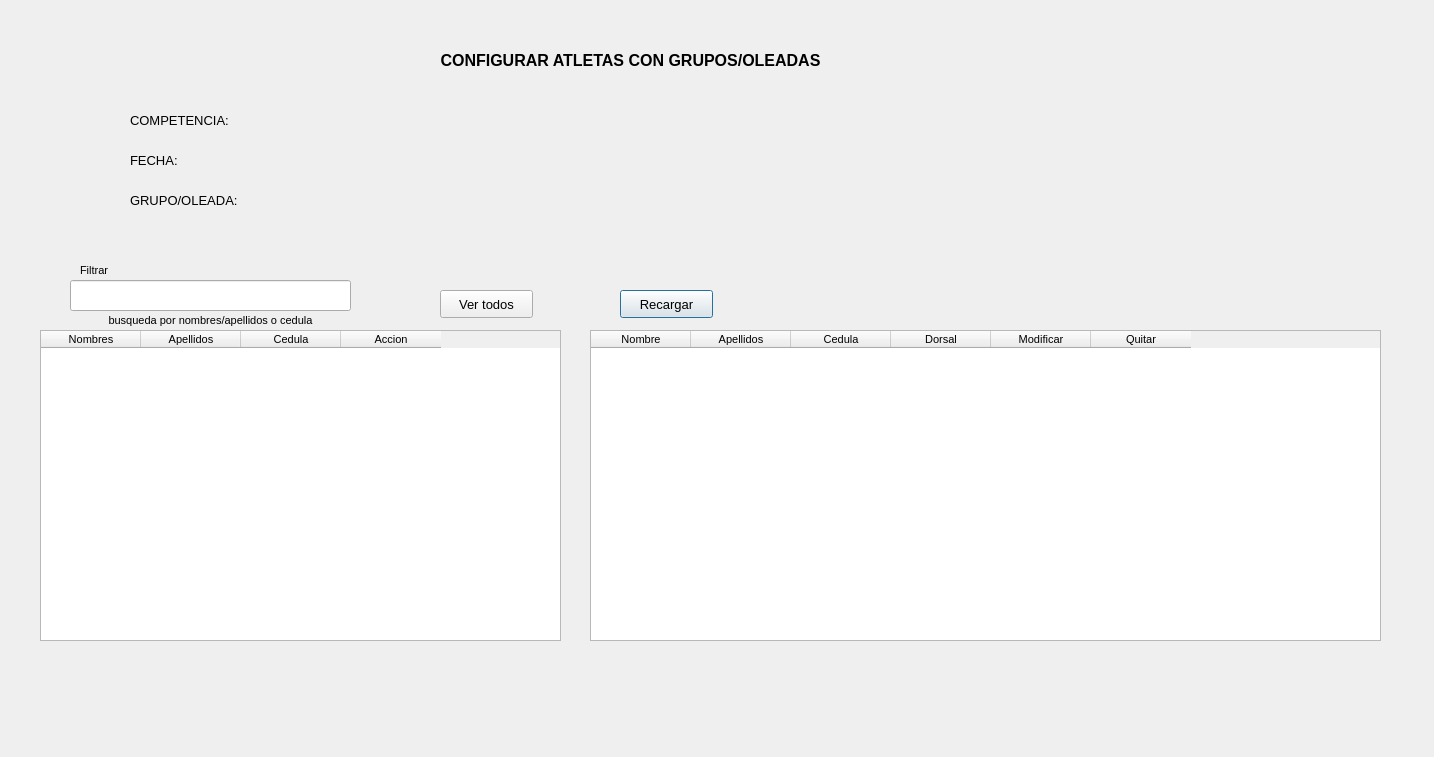
First picture: the form in qt/athletesGroups.ui, repository germang2/CrossfitTimer, before the edit.
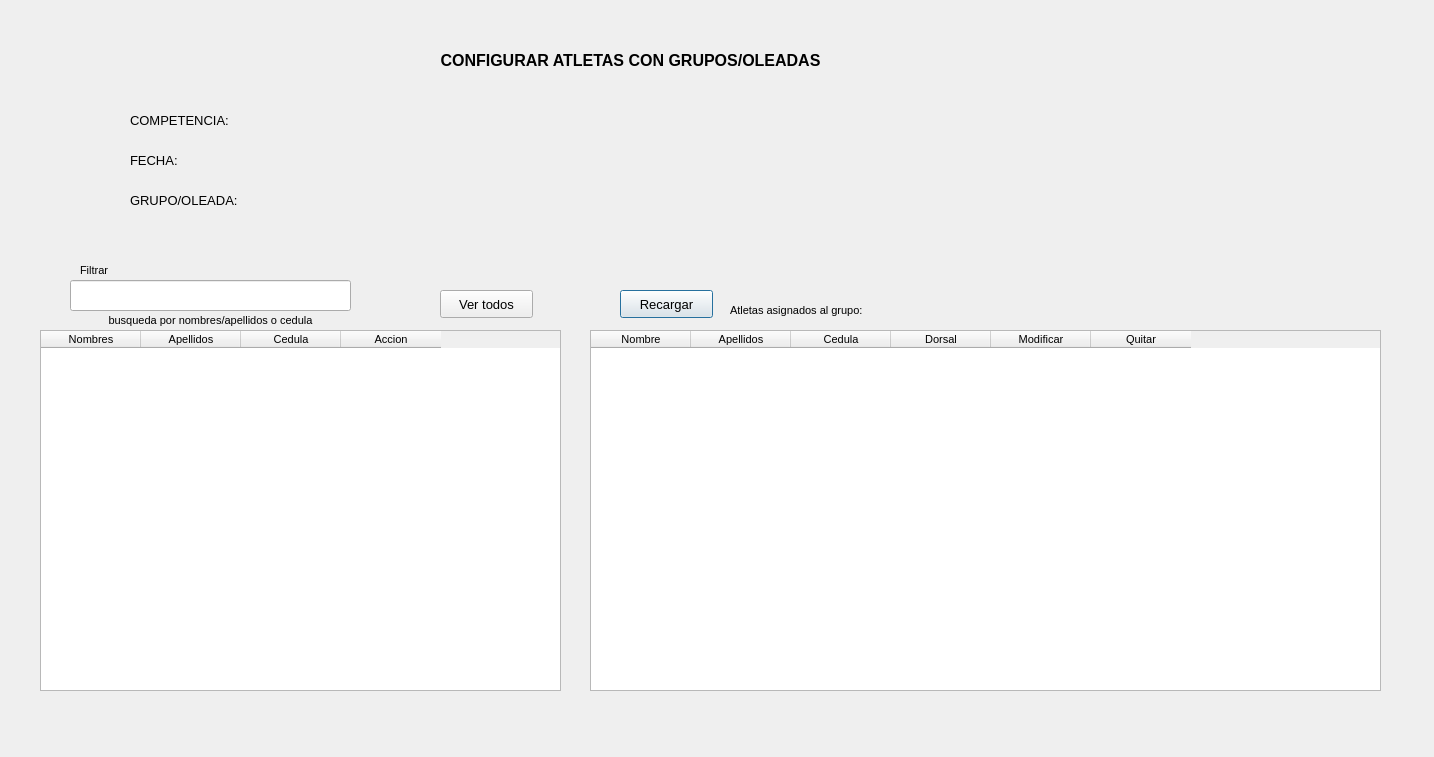
Second picture: the form after the edit.

Commit message: Show the millisencods when getting the times, remove reward field, allow filter and take time for multiples athletes spliting with comma, and other fixings

Patch:
```diff
--- a/qt/athletesGroups.ui
+++ b/qt/athletesGroups.ui
@@ -138,7 +138,7 @@
      <x>40</x>
      <y>330</y>
      <width>521</width>
-     <height>311</height>
+     <height>361</height>
     </rect>
    </property>
    <column>
@@ -212,7 +212,7 @@
      <x>590</x>
      <y>330</y>
      <width>791</width>
-     <height>311</height>
+     <height>361</height>
     </rect>
    </property>
    <column>
@@ -319,6 +319,51 @@
     <string>FECHA:</string>
    </property>
   </widget>
+  <widget class="QLabel" name="label_6">
+   <property name="geometry">
+    <rect>
+     <x>730</x>
+     <y>300</y>
+     <width>171</width>
+     <height>21</height>
+    </rect>
+   </property>
+   <property name="text">
+    <string>Atletas asignados al grupo: </string>
+   </property>
+  </widget>
+  <widget class="QLabel" name="lb_group_name_2">
+   <property name="geometry">
+    <rect>
+     <x>900</x>
+     <y>300</y>
+     <width>55</width>
+     <height>21</height>
+    </rect>
+   </property>
+   <property name="text">
+    <string/>
+   </property>
+  </widget>
+  <widget class="QLabel" name="lb_alert">
+   <property name="geometry">
+    <rect>
+     <x>594</x>
+     <y>690</y>
+     <width>791</width>
+     <height>20</height>
+    </rect>
+   </property>
+   <property name="styleSheet">
+    <string notr="true">color:red;</string>
+   </property>
+   <property name="text">
+    <string/>
+   </property>
+   <property name="alignment">
+    <set>Qt::AlignCenter</set>
+   </property>
+  </widget>
  </widget>
  <resources/>
  <connections/>
```
The commit also changes 13 other files.
